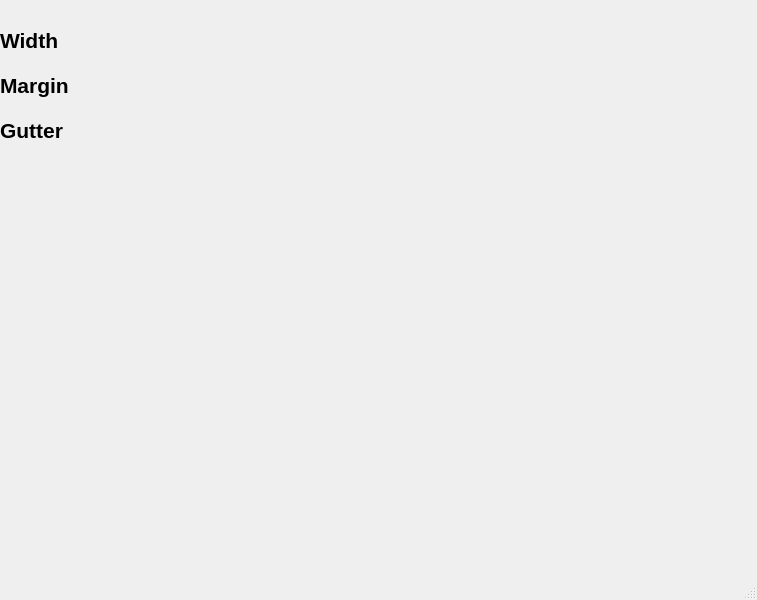
First picture: the form in MainWindow.ui, repository PolarityFive/DeCal, before the edit.
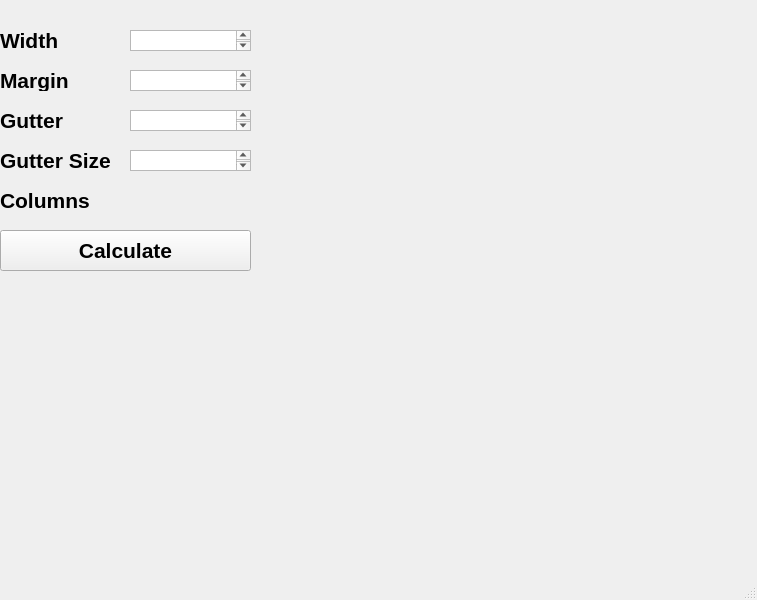
Second picture: the form after the edit.

```diff
--- a/MainWindow.ui
+++ b/MainWindow.ui
@@ -44,7 +44,7 @@
       <x>0</x>
       <y>70</y>
       <width>71</width>
-      <height>31</height>
+      <height>21</height>
      </rect>
     </property>
     <property name="font">
@@ -61,7 +61,7 @@
     <property name="geometry">
      <rect>
       <x>0</x>
-      <y>120</y>
+      <y>110</y>
       <width>71</width>
       <height>21</height>
      </rect>
@@ -77,6 +77,112 @@
      <string>Gutter</string>
     </property>
    </widget>
+   <widget class="QLabel" name="gutterSizeLabel">
+    <property name="geometry">
+     <rect>
+      <x>0</x>
+      <y>150</y>
+      <width>121</width>
+      <height>21</height>
+     </rect>
+    </property>
+    <property name="font">
+     <font>
+      <pointsize>16</pointsize>
+      <bold>true</bold>
+     </font>
+    </property>
+    <property name="text">
+     <string>Gutter Size</string>
+    </property>
+   </widget>
+   <widget class="QLabel" name="columnsLabel">
+    <property name="geometry">
+     <rect>
+      <x>0</x>
+      <y>190</y>
+      <width>111</width>
+      <height>21</height>
+     </rect>
+    </property>
+    <property name="font">
+     <font>
+      <pointsize>16</pointsize>
+      <bold>true</bold>
+     </font>
+    </property>
+    <property name="text">
+     <string>Columns</string>
+    </property>
+   </widget>
+   <widget class="QTextEdit" name="widthText">
+    <property name="geometry">
+     <rect>
+      <x>130</x>
+      <y>30</y>
+      <width>121</width>
+      <height>21</height>
+     </rect>
+    </property>
+   </widget>
+   <widget class="QTextEdit" name="marginText">
+    <property name="geometry">
+     <rect>
+      <x>130</x>
+      <y>70</y>
+      <width>121</width>
+      <height>21</height>
+     </rect>
+    </property>
+   </widget>
+   <widget class="QTextEdit" name="gutterText">
+    <property name="geometry">
+     <rect>
+      <x>130</x>
+      <y>110</y>
+      <width>121</width>
+      <height>21</height>
+     </rect>
+    </property>
+   </widget>
+   <widget class="QTextEdit" name="gutterSizeText">
+    <property name="geometry">
+     <rect>
+      <x>130</x>
+      <y>150</y>
+      <width>121</width>
+      <height>21</height>
+     </rect>
+    </property>
+   </widget>
+   <widget class="QPushButton" name="pushButton">
+    <property name="enabled">
+     <bool>true</bool>
+    </property>
+    <property name="geometry">
+     <rect>
+      <x>0</x>
+      <y>230</y>
+      <width>251</width>
+      <height>41</height>
+     </rect>
+    </property>
+    <property name="minimumSize">
+     <size>
+      <width>20</width>
+      <height>20</height>
+     </size>
+    </property>
+    <property name="font">
+     <font>
+      <pointsize>16</pointsize>
+      <bold>true</bold>
+     </font>
+    </property>
+    <property name="text">
+     <string>Calculate</string>
+    </property>
+   </widget>
   </widget>
   <widget class="QMenuBar" name="menubar">
    <property name="geometry">
```
Left out of the diff: 8 changed lines with no effect on the pictures.
